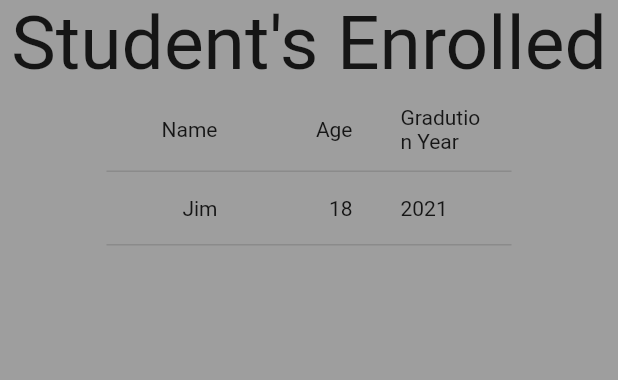
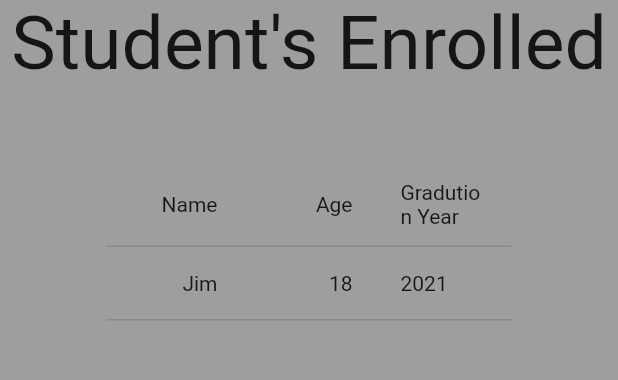
Before and after one commit to walkercompsci/attendance_app, a Flutter app: the AddNewStudent screen opened directly, after a tap on "Student Login", on a phone screen of 412 x 824 dp, the part 152-532 px from its top. Run offline on Flutter 3.47's test engine with Material 2 defaults, Android fonts, the phone set to English and light mode, and no system bars; drawn by our look-alikes of syncfusion_flutter_datagrid; our stand-ins replace cloud_firestore, firebase_core; accounts and stored records are empty.

Commit message:
moved table

```diff
--- a/lib/pages/login.dart
+++ b/lib/pages/login.dart
@@ -138,7 +138,14 @@ class _LoginState extends State<Login> {
                   Text("Student's Enrolled",
                     style: TextStyle(fontSize: 50),
                   ),
+                  SizedBox(
+                    width: 50,
+                    height: 50,
+                  ),
+                  Row(
+                    mainAxisAlignment: MainAxisAlignment.center,
 
+                    children: <Widget>[
                   SfDataGrid(
                     source: studentDataSource,
                     columns: [
@@ -167,6 +174,11 @@ class _LoginState extends State<Login> {
                           ),
                         ),
                       ],
+                  ),
+                    ],
+
+
+
                   ),
 
 
```
